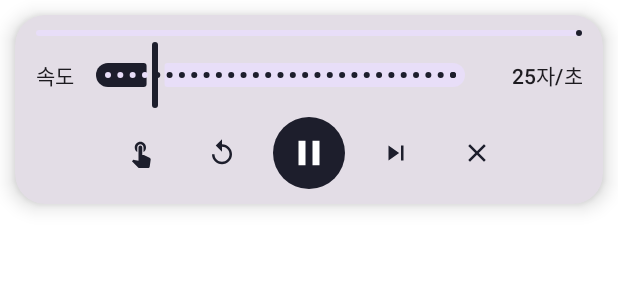
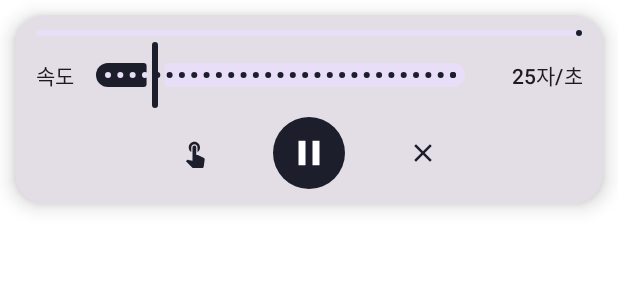
Before and after one commit to Joyong133/Ghj, an Android app: the layout srr_bar.xml on its own in the app's theme, with its tools: preview values and no code run, on a phone screen of 412 x 824 dp. Shown: the top 300 px of the screen. Run offline under Robolectric (Android 15) with nearby library versions, the phone set to English and light mode, and no system bars; network calls fail.

Commit message:
Arena Android: remove the restart and skip-to-end buttons from the 스르륵 bar
The control bar now has pick another answer, play/pause and close.
Pressing play after the end still replays from the start.

Co-Authored-By: Claude Opus 5.5 <noreply@anthropic.com>
Claude-Session: https://claude.ai/code/session_01KCsUxxjxt9ZpLjDcNeEENP

```diff
--- a/arena-android/app/src/main/java/com/ghj/arena/MainActivity.kt
+++ b/arena-android/app/src/main/java/com/ghj/arena/MainActivity.kt
@@ -503,12 +503,6 @@ class MainActivity : AppCompatActivity() {
         }
 
         srrPlay.setOnClickListener { webView.evaluateJavascript("window.__srr && __srr.toggle()", null) }
-        srrBar.findViewById<View>(R.id.srrRestart).setOnClickListener {
-            webView.evaluateJavascript("window.__srr && __srr.restart()", null)
-        }
-        srrBar.findViewById<View>(R.id.srrEnd).setOnClickListener {
-            webView.evaluateJavascript("window.__srr && __srr.finish()", null)
-        }
         srrBar.findViewById<View>(R.id.srrPick).setOnClickListener {
             closeSrr()
             startPick("다시 볼 답변을 눌러 주세요")
@@ -616,7 +610,7 @@ class MainActivity : AppCompatActivity() {
         webView.evaluateJavascript("__srr.setSpeed($srrSpeed); __srr.start($indices)") { result ->
             val resumed = Regex("resumed:(\\d+)").find(result.orEmpty())?.groupValues?.get(1)
             if (result?.contains("ok") == true || resumed != null) {
-                if (resumed != null) toast("지난번에 본 곳($resumed%)부터 이어서 보여 줘요. 처음부터 보려면 ⟲")
+                if (resumed != null) toast("지난번에 본 곳($resumed%)부터 이어서 보여 줘요")
                 srrActive = true
                 srrProgress.setProgressCompat(0, false)
                 srrPlay.setIconResource(R.drawable.ic_pause)
--- a/arena-android/app/src/main/res/drawable/ic_replay.xml
+++ /dev/null
@@ -1 +0,0 @@
-<vector xmlns:android="http://schemas.android.com/apk/res/android" android:width="24dp" android:height="24dp" android:viewportWidth="24" android:viewportHeight="24"><path android:fillColor="#FFFFFFFF" android:pathData="M12,5V1L7,6l5,5V7c3.31,0 6,2.69 6,6s-2.69,6 -6,6 -6,-2.69 -6,-6H4c0,4.42 3.58,8 8,8s8,-3.58 8,-8 -3.58,-8 -8,-8z" /></vector>
--- a/arena-android/app/src/main/res/drawable/ic_skip.xml
+++ /dev/null
@@ -1 +0,0 @@
-<vector xmlns:android="http://schemas.android.com/apk/res/android" android:width="24dp" android:height="24dp" android:viewportWidth="24" android:viewportHeight="24"><path android:fillColor="#FFFFFFFF" android:pathData="M6,18l8.5,-6L6,6v12zM16,6v12h2V6h-2z" /></vector>
--- a/arena-android/app/src/main/res/layout/srr_bar.xml
+++ b/arena-android/app/src/main/res/layout/srr_bar.xml
@@ -70,37 +70,19 @@
                 style="@style/Widget.Material3.Button.IconButton"
                 android:layout_width="wrap_content"
                 android:layout_height="wrap_content"
-                android:layout_marginEnd="6dp"
+                android:layout_marginEnd="24dp"
                 android:contentDescription="다른 답변 고르기"
                 app:icon="@drawable/ic_touch" />
-
-            <com.google.android.material.button.MaterialButton
-                android:id="@+id/srrRestart"
-                style="@style/Widget.Material3.Button.IconButton"
-                android:layout_width="wrap_content"
-                android:layout_height="wrap_content"
-                android:layout_marginEnd="6dp"
-                android:contentDescription="처음부터"
-                app:icon="@drawable/ic_replay" />
 
             <com.google.android.material.button.MaterialButton
                 android:id="@+id/srrPlay"
                 style="@style/Widget.Material3.Button.IconButton.Filled"
                 android:layout_width="wrap_content"
                 android:layout_height="wrap_content"
-                android:layout_marginEnd="6dp"
+                android:layout_marginEnd="24dp"
                 android:contentDescription="재생 / 일시정지"
                 app:icon="@drawable/ic_pause"
                 app:iconSize="28dp" />
-
-            <com.google.android.material.button.MaterialButton
-                android:id="@+id/srrEnd"
-                style="@style/Widget.Material3.Button.IconButton"
-                android:layout_width="wrap_content"
-                android:layout_height="wrap_content"
-                android:layout_marginEnd="6dp"
-                android:contentDescription="끝까지 바로 보기"
-                app:icon="@drawable/ic_skip" />
 
             <com.google.android.material.button.MaterialButton
                 android:id="@+id/srrClose"
```
Also changed, not shown: 1 other file.
